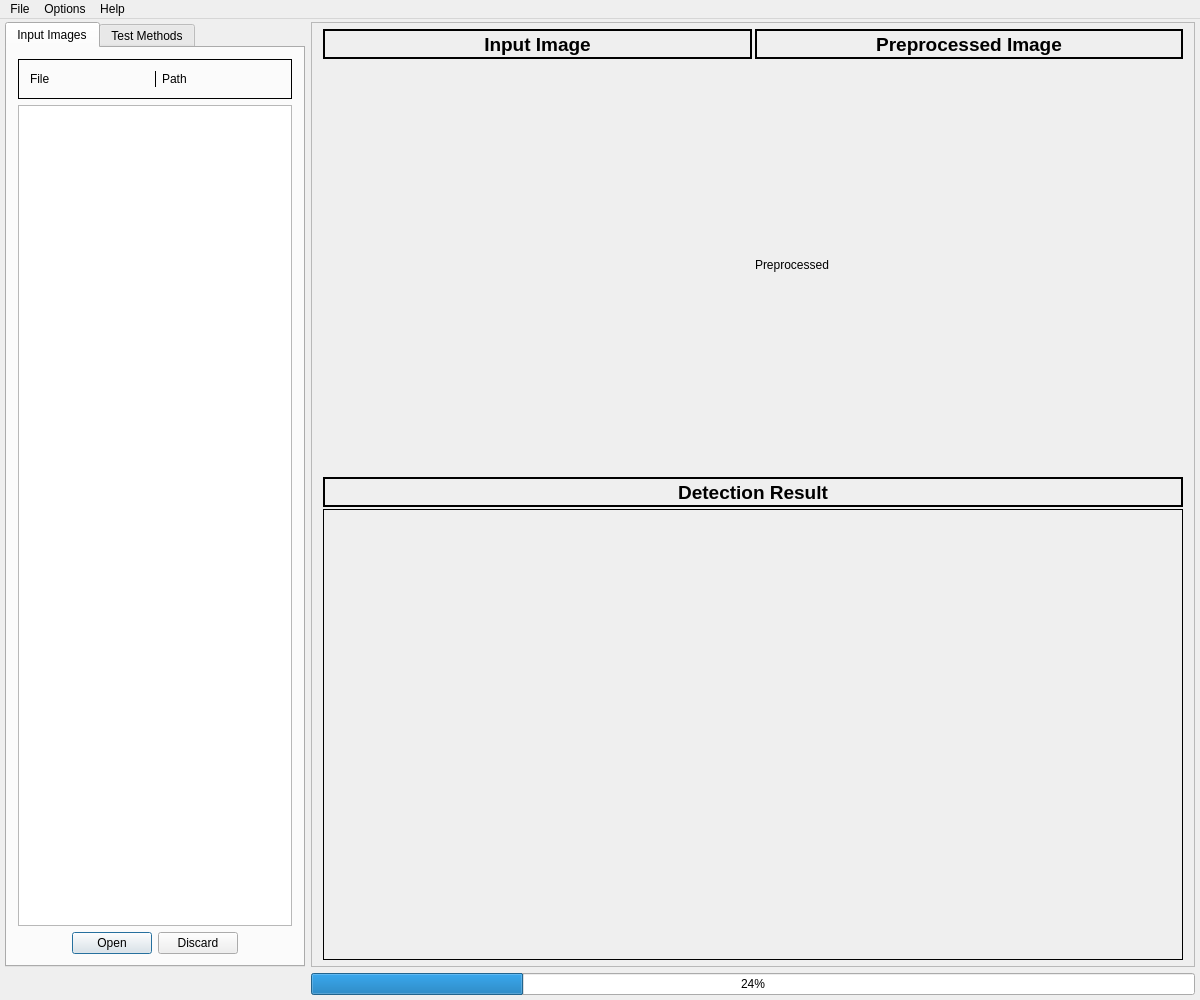
Old version of the form Sichtprüfung/MainGui.ui in the repository danielkos/IPRSichtpruefung.
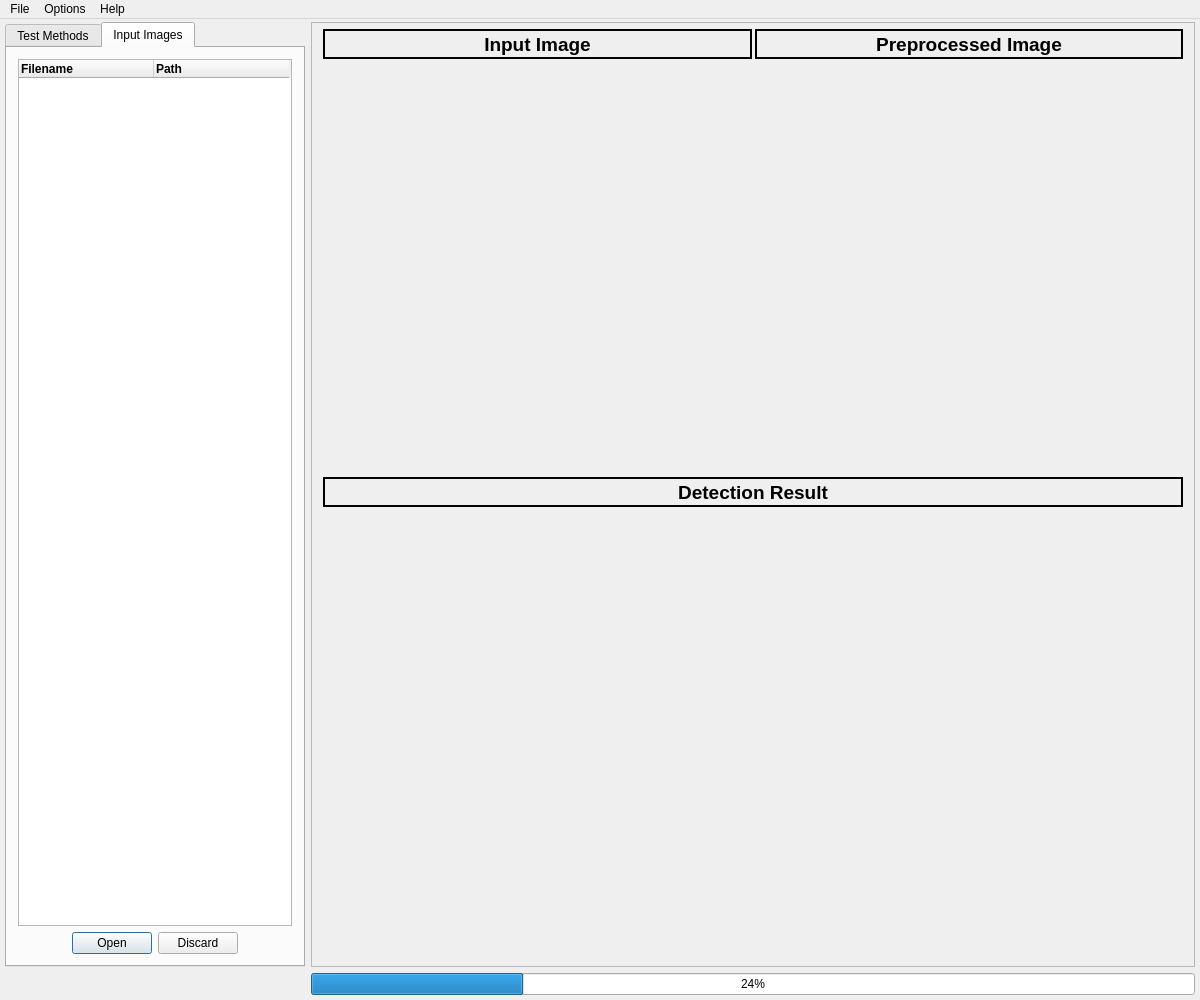
New version of the form. The open tabs and pages were chosen to show the change.

Patch:
```diff
--- a/Sichtprüfung/MainGui.ui
+++ b/Sichtprüfung/MainGui.ui
@@ -35,6 +35,12 @@
    <enum>Qt::ToolButtonIconOnly</enum>
   </property>
   <widget class="QWidget" name="centralWidget">
+   <property name="sizePolicy">
+    <sizepolicy hsizetype="Expanding" vsizetype="Preferred">
+     <horstretch>0</horstretch>
+     <verstretch>0</verstretch>
+    </sizepolicy>
+   </property>
    <layout class="QGridLayout" name="gridLayout_2">
     <property name="leftMargin">
      <number>5</number>
@@ -237,15 +243,25 @@
              </widget>
             </item>
             <item row="2" column="1">
-             <layout class="QVBoxLayout" name="verticalLayout_7">
-              <item>
-               <widget class="QLabel" name="labPreprocessed">
-                <property name="text">
-                 <string>Preprocessed</string>
-                </property>
-               </widget>
-              </item>
-             </layout>
+             <widget class="QWidget" name="widPreprocessed" native="true">
+              <layout class="QVBoxLayout" name="verticalLayout_7">
+               <property name="leftMargin">
+                <number>9</number>
+               </property>
+               <property name="topMargin">
+                <number>9</number>
+               </property>
+               <property name="rightMargin">
+                <number>9</number>
+               </property>
+               <property name="bottomMargin">
+                <number>9</number>
+               </property>
+               <item>
+                <layout class="QVBoxLayout" name="verticalLayout_10"/>
+               </item>
+              </layout>
+             </widget>
             </item>
            </layout>
           </widget>
@@ -284,7 +300,7 @@
           </widget>
          </item>
          <item>
-          <widget class="QFrame" name="frameResult">
+          <widget class="QWidget" name="widResult" native="true">
            <property name="sizePolicy">
             <sizepolicy hsizetype="Preferred" vsizetype="Preferred">
              <horstretch>0</horstretch>
@@ -303,12 +319,6 @@
              <height>16777215</height>
             </size>
            </property>
-           <property name="frameShape">
-            <enum>QFrame::Box</enum>
-           </property>
-           <property name="frameShadow">
-            <enum>QFrame::Plain</enum>
-           </property>
            <layout class="QVBoxLayout" name="verticalLayout_8">
             <item>
              <layout class="QVBoxLayout" name="verticalLayout_6"/>
@@ -335,9 +345,94 @@
         <height>0</height>
        </size>
       </property>
+      <property name="tabShape">
+       <enum>QTabWidget::Rounded</enum>
+      </property>
       <property name="currentIndex">
        <number>0</number>
       </property>
+      <property name="elideMode">
+       <enum>Qt::ElideLeft</enum>
+      </property>
+      <widget class="QWidget" name="tabTestMethods">
+       <attribute name="title">
+        <string>Test Methods</string>
+       </attribute>
+       <layout class="QVBoxLayout" name="verticalLayout_5">
+        <item>
+         <widget class="QWidget" name="widMethods" native="true">
+          <layout class="QVBoxLayout" name="verticalLayout_11">
+           <property name="spacing">
+            <number>0</number>
+           </property>
+           <property name="leftMargin">
+            <number>6</number>
+           </property>
+           <property name="topMargin">
+            <number>3</number>
+           </property>
+           <property name="rightMargin">
+            <number>6</number>
+           </property>
+           <property name="bottomMargin">
+            <number>3</number>
+           </property>
+           <item>
+            <layout class="QVBoxLayout" name="verticalLayout_4">
+             <property name="spacing">
+              <number>0</number>
+             </property>
+             <property name="sizeConstraint">
+              <enum>QLayout::SetDefaultConstraint</enum>
+             </property>
+             <property name="leftMargin">
+              <number>10</number>
+             </property>
+             <property name="topMargin">
+              <number>3</number>
+             </property>
+             <property name="rightMargin">
+              <number>6</number>
+             </property>
+             <property name="bottomMargin">
+              <number>3</number>
+             </property>
+            </layout>
+           </item>
+          </layout>
+         </widget>
+        </item>
+        <item>
+         <spacer name="verticalSpacer">
+          <property name="orientation">
+           <enum>Qt::Vertical</enum>
+          </property>
+          <property name="sizeType">
+           <enum>QSizePolicy::Expanding</enum>
+          </property>
+          <property name="sizeHint" stdset="0">
+           <size>
+            <width>20</width>
+            <height>40</height>
+           </size>
+          </property>
+         </spacer>
+        </item>
+        <item>
+         <widget class="QDialogButtonBox" name="buttonBoxMethods">
+          <property name="layoutDirection">
+           <enum>Qt::LeftToRight</enum>
+          </property>
+          <property name="standardButtons">
+           <set>QDialogButtonBox::NoButton</set>
+          </property>
+          <property name="centerButtons">
+           <bool>true</bool>
+          </property>
+         </widget>
+        </item>
+       </layout>
+      </widget>
       <widget class="QWidget" name="tabInputImages">
        <attribute name="title">
         <string>Input Images</string>
@@ -349,53 +444,99 @@
            <number>0</number>
           </property>
           <item>
-           <widget class="QFrame" name="horizontalFrame_2">
-            <property name="minimumSize">
-             <size>
-              <width>0</width>
-              <height>0</height>
-             </size>
-            </property>
+           <widget class="QTableWidget" name="tableWidget">
             <property name="frameShape">
-             <enum>QFrame::Box</enum>
+             <enum>QFrame::StyledPanel</enum>
             </property>
-            <layout class="QHBoxLayout" name="horizontalLayout_2">
-             <item>
-              <widget class="QLabel" name="label">
-               <property name="text">
-                <string>File</string>
-               </property>
-              </widget>
-             </item>
-             <item>
-              <widget class="QLabel" name="label_3">
-               <property name="maximumSize">
-                <size>
-                 <width>2</width>
-                 <height>16777215</height>
-                </size>
-               </property>
-               <property name="frameShape">
-                <enum>QFrame::VLine</enum>
-               </property>
-               <property name="text">
-                <string/>
-               </property>
-              </widget>
-             </item>
-             <item>
-              <widget class="QLabel" name="label_2">
-               <property name="text">
-                <string>Path</string>
-               </property>
-              </widget>
-             </item>
-            </layout>
+            <property name="horizontalScrollBarPolicy">
+             <enum>Qt::ScrollBarAsNeeded</enum>
+            </property>
+            <property name="sizeAdjustPolicy">
+             <enum>QAbstractScrollArea::AdjustIgnored</enum>
+            </property>
+            <property name="editTriggers">
+             <set>QAbstractItemView::AnyKeyPressed|QAbstractItemView::EditKeyPressed|QAbstractItemView::SelectedClicked</set>
+            </property>
+            <property name="showDropIndicator" stdset="0">
+             <bool>false</bool>
+            </property>
+            <property name="textElideMode">
+             <enum>Qt::ElideLeft</enum>
+            </property>
+            <property name="showGrid">
+             <bool>true</bool>
+            </property>
+            <property name="gridStyle">
+             <enum>Qt::SolidLine</enum>
+            </property>
+            <property name="sortingEnabled">
+             <bool>true</bool>
+            </property>
+            <property name="wordWrap">
+             <bool>true</bool>
+            </property>
+            <property name="rowCount">
+             <number>0</number>
+            </property>
+            <attribute name="horizontalHeaderCascadingSectionResizes">
+             <bool>true</bool>
+            </attribute>
+            <attribute name="horizontalHeaderDefaultSectionSize">
+             <number>135</number>
+            </attribute>
+            <attribute name="horizontalHeaderMinimumSectionSize">
+             <number>135</number>
+            </attribute>
+            <attribute name="horizontalHeaderStretchLastSection">
+             <bool>false</bool>
+            </attribute>
+            <attribute name="verticalHeaderCascadingSectionResizes">
+             <bool>true</bool>
+            </attribute>
+            <attribute name="verticalHeaderDefaultSectionSize">
+             <number>25</number>
+            </attribute>
+            <attribute name="verticalHeaderMinimumSectionSize">
+             <number>25</number>
+            </attribute>
+            <attribute name="verticalHeaderShowSortIndicator" stdset="0">
+             <bool>false</bool>
+            </attribute>
+            <attribute name="verticalHeaderStretchLastSection">
+             <bool>false</bool>
+            </attribute>
+            <column>
+             <property name="text">
+              <string>Filename</string>
+             </property>
+             <property name="font">
+              <font>
+               <weight>75</weight>
+               <bold>true</bold>
+               <kerning>false</kerning>
+              </font>
+             </property>
+             <property name="textAlignment">
+              <set>AlignLeading|AlignTop</set>
+             </property>
+            </column>
+            <column>
+             <property name="text">
+              <string>Path</string>
+             </property>
+             <property name="font">
+              <font>
+               <weight>75</weight>
+               <bold>true</bold>
+               <kerning>false</kerning>
+              </font>
+             </property>
+             <property name="textAlignment">
+              <set>AlignLeading|AlignBottom</set>
+             </property>
+            </column>
            </widget>
           </item>
-          <item>
-           <widget class="QTableView" name="tableView"/>
-          </item>
           <item>
            <widget class="QDialogButtonBox" name="buttonBoxInputs">
             <property name="minimumSize">
@@ -422,32 +563,6 @@
         </item>
        </layout>
       </widget>
-      <widget class="QWidget" name="tabTestMethods">
-       <attribute name="title">
-        <string>Test Methods</string>
-       </attribute>
-       <layout class="QVBoxLayout" name="verticalLayout_5">
-        <item>
-         <widget class="QListView" name="listViewMethods"/>
-        </item>
-        <item>
-         <widget class="QDialogButtonBox" name="buttonBoxMethods">
-          <property name="layoutDirection">
-           <enum>Qt::RightToLeft</enum>
-          </property>
-          <property name="standardButtons">
-           <set>QDialogButtonBox::Apply|QDialogButtonBox::Cancel</set>
-          </property>
-          <property name="centerButtons">
-           <bool>true</bool>
-          </property>
-         </widget>
-        </item>
-        <item>
-         <layout class="QVBoxLayout" name="verticalLayout_4"/>
-        </item>
-       </layout>
-      </widget>
      </widget>
     </item>
    </layout>
```
